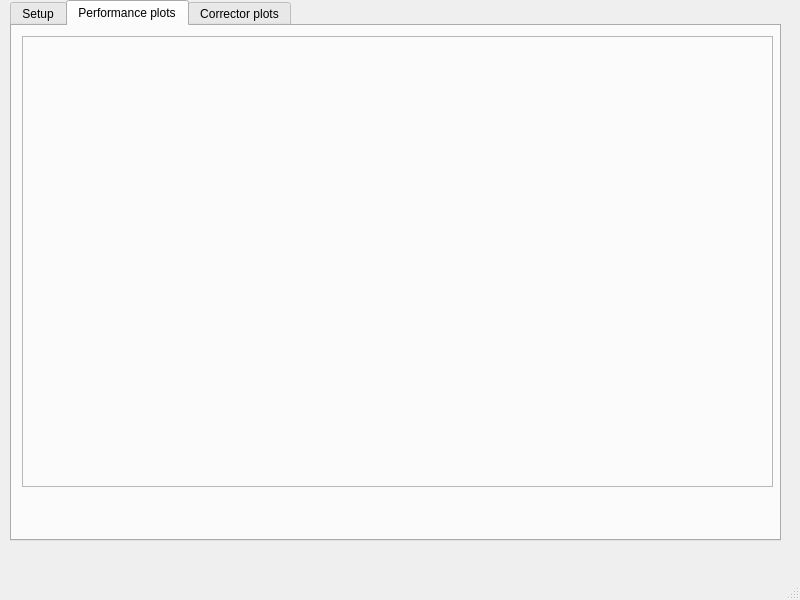
Old version of the form gui.ui in the repository pdijksta/014_trajectory_snail_scan.
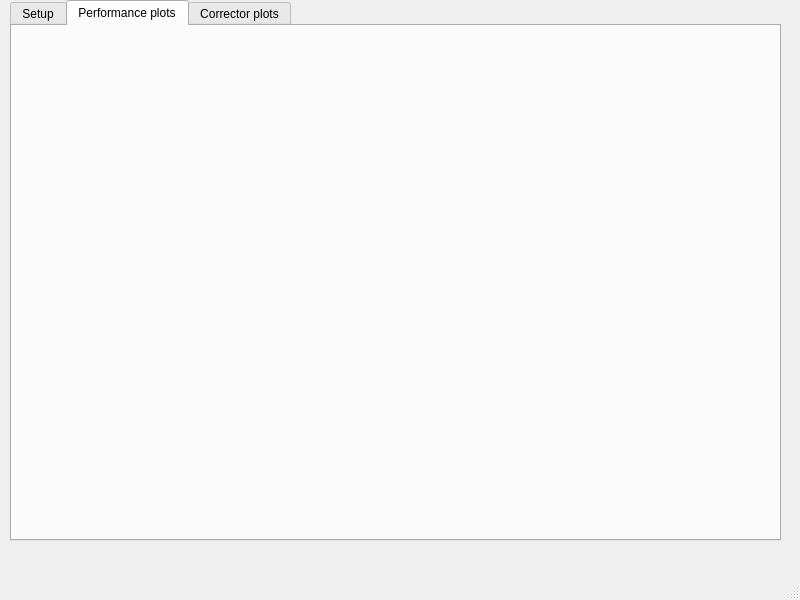
New version of the form. The open tabs and pages were chosen to show the change.

Commit message: Aphi tab done

Patch:
```diff
--- a/gui.ui
+++ b/gui.ui
@@ -595,21 +595,16 @@
      <attribute name="title">
       <string>Performance plots</string>
      </attribute>
-     <widget class="QFrame" name="frame1">
+     <widget class="QWidget" name="gridLayoutWidget_2">
       <property name="geometry">
        <rect>
         <x>10</x>
         <y>10</y>
         <width>751</width>
-        <height>451</height>
+        <height>491</height>
        </rect>
       </property>
-      <property name="frameShape">
-       <enum>QFrame::StyledPanel</enum>
-      </property>
-      <property name="frameShadow">
-       <enum>QFrame::Raised</enum>
-      </property>
+      <layout class="QGridLayout" name="PerformanceLayout"/>
      </widget>
     </widget>
     <widget class="QWidget" name="tab_3">
```
Left out of the diff: 19 changed lines with no effect on the pictures. The commit also changes 5 other files.
